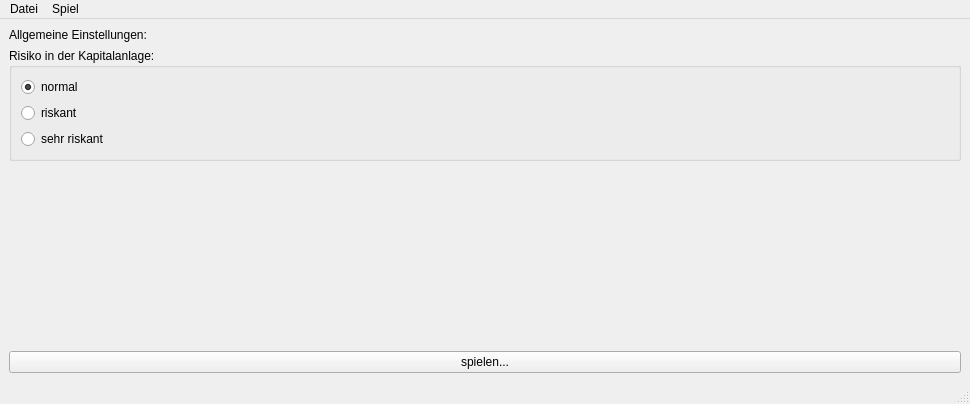
Above: mainwindow.ui from KaMusialik/csv_fuer_mein_Spiel before the change. Below: the same form after it.
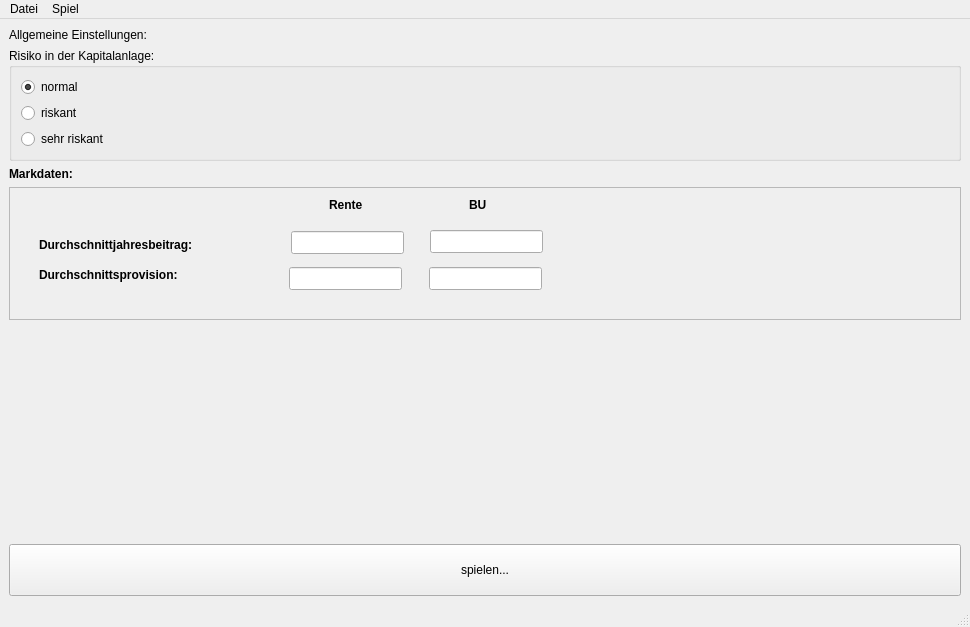
That is the form after the change.

Patch:
```diff
--- a/mainwindow.ui
+++ b/mainwindow.ui
@@ -7,7 +7,7 @@
     <x>0</x>
     <y>0</y>
     <width>970</width>
-    <height>404</height>
+    <height>627</height>
    </rect>
   </property>
   <property name="windowTitle">
@@ -55,6 +55,157 @@
       </layout>
      </widget>
     </item>
+    <item>
+     <widget class="QLabel" name="label_2">
+      <property name="font">
+       <font>
+        <weight>75</weight>
+        <bold>true</bold>
+       </font>
+      </property>
+      <property name="text">
+       <string>Markdaten:</string>
+      </property>
+     </widget>
+    </item>
+    <item>
+     <widget class="QFrame" name="frame">
+      <property name="minimumSize">
+       <size>
+        <width>0</width>
+        <height>133</height>
+       </size>
+      </property>
+      <property name="maximumSize">
+       <size>
+        <width>16777215</width>
+        <height>16777215</height>
+       </size>
+      </property>
+      <property name="frameShape">
+       <enum>QFrame::StyledPanel</enum>
+      </property>
+      <property name="frameShadow">
+       <enum>QFrame::Raised</enum>
+      </property>
+      <widget class="QLabel" name="label_3">
+       <property name="geometry">
+        <rect>
+         <x>320</x>
+         <y>10</y>
+         <width>57</width>
+         <height>15</height>
+        </rect>
+       </property>
+       <property name="font">
+        <font>
+         <weight>75</weight>
+         <bold>true</bold>
+        </font>
+       </property>
+       <property name="text">
+        <string>Rente</string>
+       </property>
+      </widget>
+      <widget class="QLabel" name="label_4">
+       <property name="geometry">
+        <rect>
+         <x>460</x>
+         <y>10</y>
+         <width>57</width>
+         <height>15</height>
+        </rect>
+       </property>
+       <property name="font">
+        <font>
+         <weight>75</weight>
+         <bold>true</bold>
+        </font>
+       </property>
+       <property name="text">
+        <string>BU</string>
+       </property>
+      </widget>
+      <widget class="QLabel" name="label_5">
+       <property name="geometry">
+        <rect>
+         <x>30</x>
+         <y>50</y>
+         <width>201</width>
+         <height>16</height>
+        </rect>
+       </property>
+       <property name="font">
+        <font>
+         <weight>75</weight>
+         <bold>true</bold>
+        </font>
+       </property>
+       <property name="text">
+        <string>Durchschnittjahresbeitrag:</string>
+       </property>
+      </widget>
+      <widget class="QLineEdit" name="lineEdit_BeitragRente">
+       <property name="geometry">
+        <rect>
+         <x>282</x>
+         <y>44</y>
+         <width>113</width>
+         <height>23</height>
+        </rect>
+       </property>
+      </widget>
+      <widget class="QLineEdit" name="lineEdit_BeitragBU">
+       <property name="geometry">
+        <rect>
+         <x>421</x>
+         <y>43</y>
+         <width>113</width>
+         <height>23</height>
+        </rect>
+       </property>
+      </widget>
+      <widget class="QLabel" name="label_6">
+       <property name="geometry">
+        <rect>
+         <x>30</x>
+         <y>80</y>
+         <width>201</width>
+         <height>16</height>
+        </rect>
+       </property>
+       <property name="font">
+        <font>
+         <weight>75</weight>
+         <bold>true</bold>
+        </font>
+       </property>
+       <property name="text">
+        <string>Durchschnittsprovision:</string>
+       </property>
+      </widget>
+      <widget class="QLineEdit" name="lineEdit_ProvisionRente">
+       <property name="geometry">
+        <rect>
+         <x>280</x>
+         <y>80</y>
+         <width>113</width>
+         <height>23</height>
+        </rect>
+       </property>
+      </widget>
+      <widget class="QLineEdit" name="lineEdit_ProvisionBU">
+       <property name="geometry">
+        <rect>
+         <x>420</x>
+         <y>80</y>
+         <width>113</width>
+         <height>23</height>
+        </rect>
+       </property>
+      </widget>
+     </widget>
+    </item>
     <item>
      <spacer name="verticalSpacer">
       <property name="orientation">
@@ -72,6 +223,12 @@
      <layout class="QHBoxLayout" name="horizontalLayout">
       <item>
        <widget class="QPushButton" name="pushButtonSpiele">
+        <property name="minimumSize">
+         <size>
+          <width>0</width>
+          <height>52</height>
+         </size>
+        </property>
         <property name="text">
          <string>spielen...</string>
         </property>
```
Left out of the diff: 2 changed lines with no effect on the pictures.
